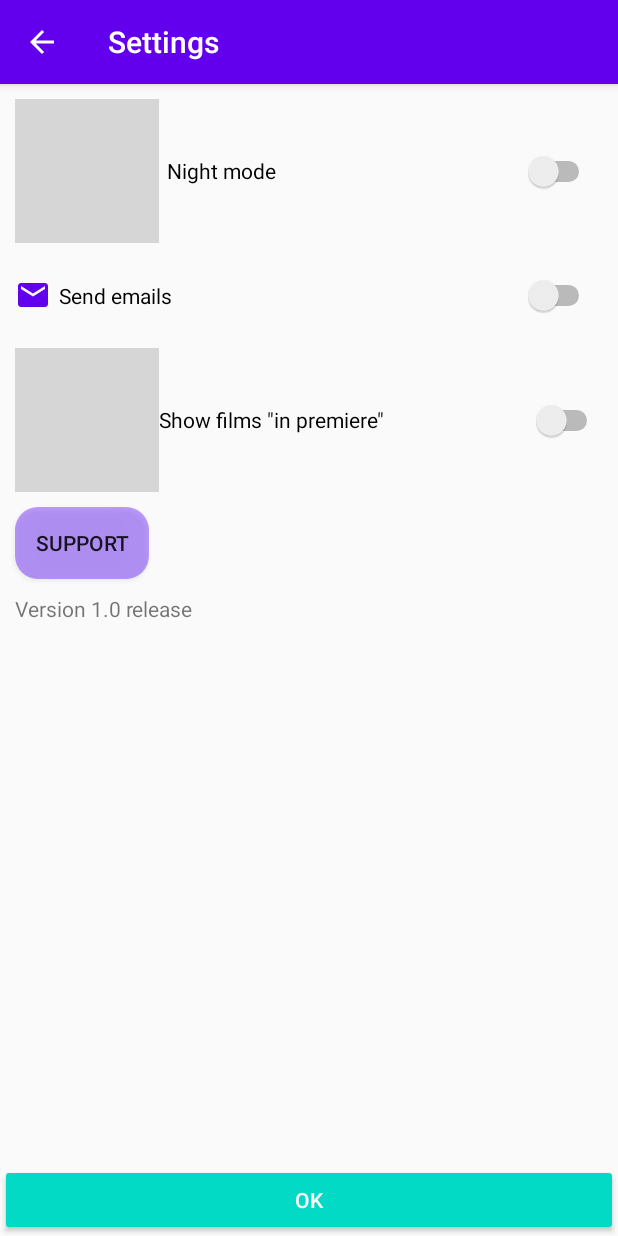
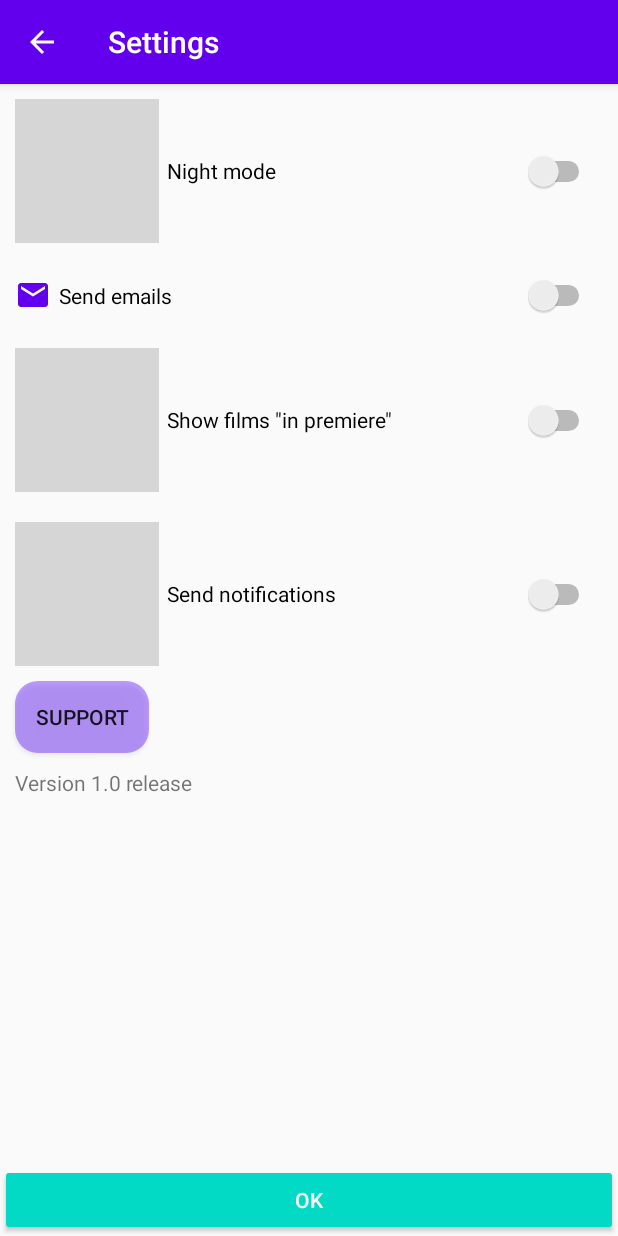
Before and after one commit to AndreyZalazaiev/Android_Cinema_Flex, an Android app: the Settings screen opened directly, with no data from a screen before it, on a phone screen of 412 x 824 dp. Run offline under Robolectric (Android 15) with nearby library versions, the phone set to English and light mode, and no system bars; libraries missing offline, so code that uses them is left out: lombok.val; 5 statements that could not run were skipped.

Commit message:
New setting! Send notifications

```diff
--- a/app/src/main/java/andrew/cinema/cinema/Activities/Order_Details.java
+++ b/app/src/main/java/andrew/cinema/cinema/Activities/Order_Details.java
@@ -75,6 +75,7 @@ public class Order_Details extends AppCompatActivity {
     private int bonusItemes = 0;
     private int width;
     private int height;
+    String notif;
     private boolean night = false;
     private int TEXT_COLOR = Color.BLACK;
     private Date formLaucnh;
@@ -219,6 +220,7 @@ public class Order_Details extends AppCompatActivity {
         sPref = getSharedPreferences("MyPref", MODE_PRIVATE);
         String mode = sPref.getString("DayNightMode", "true");
         sent = Integer.parseInt(sPref.getString("Sent", "1"));
+        notif = sPref.getString("Notifications", "true");
         if (mode.equals("true")) {
             setTheme(R.style.Theme_AppCompat);
             TEXT_COLOR = Color.WHITE;
@@ -234,6 +236,7 @@ public class Order_Details extends AppCompatActivity {
         filmName = getIntent().getStringExtra("filmName");
         baseprice = Double.parseDouble(getIntent().getStringExtra("baseprice"));
         idsession = Integer.parseInt(getIntent().getStringExtra("idsession"));
+
         date = getIntent().getStringExtra("date");
         type = getIntent().getStringExtra("type");
         Display display = getWindowManager().getDefaultDisplay();
@@ -282,6 +285,7 @@ public class Order_Details extends AppCompatActivity {
             if (resultCode == RESULT_OK) {
                 PaymentConfirmation confirmation = data.getParcelableExtra(PaymentActivity.EXTRA_RESULT_CONFIRMATION);
                 if (confirmation != null) {
+                    if(notif.equals("true"))
                     SendNotification("Pepega");
                     AddManyTickets(rowsStr, placesStr, Storage.CalculateBonuses(baseprice) * (prices.size() - bonusItemes),0);
 
@@ -314,7 +318,6 @@ public class Order_Details extends AppCompatActivity {
                     @Override
                     public void onResponse(Call<String> call, Response<String> response) {
                         Log.w("Tickets result:", "Works");
-                        int a = 3;
                     }
 
                     @Override
--- a/app/src/main/java/andrew/cinema/cinema/Menu/Settings.java
+++ b/app/src/main/java/andrew/cinema/cinema/Menu/Settings.java
@@ -27,6 +27,7 @@ public class Settings extends AppCompatActivity {
         String mode = sPref.getString("DayNightMode", "true");
         String emails = sPref.getString("Sent", "1");
         String soon = sPref.getString("Soon", "true");
+        String notif = sPref.getString("Notifications", "true");
         if(mode.equals("true")) {
             night=true;
             setTheme(R.style.Theme_AppCompat);
@@ -36,14 +37,15 @@ public class Settings extends AppCompatActivity {
         getSupportActionBar().setTitle("Settings");
         getSupportActionBar().setDisplayHomeAsUpEnabled(true);
 
-        switchState(mode, emails,soon);
+        switchState(mode, emails,soon,notif);
         ExtraParams();
         EmailsSetting();
         DayNightMode();
         Soon();
+        Notifications();
     }
 
-    private void switchState(String mode, String emails,String soon) {
+    private void switchState(String mode, String emails,String soon,String nottif) {
         if(mode.equals("true"))
         {
             Switch sw = findViewById(R.id.NightMode);
@@ -57,6 +59,11 @@ public class Settings extends AppCompatActivity {
         if(soon.equals("true"))
         {
             Switch sn = findViewById(R.id.Soon);
+            sn.setChecked(true);
+        }
+        if(nottif.equals("true"))
+        {
+            Switch sn = findViewById(R.id.Notify);
             sn.setChecked(true);
         }
     }
@@ -118,6 +125,23 @@ public class Settings extends AppCompatActivity {
             }
         });
     }
+    public void Notifications() {
+        final Switch notif = findViewById(R.id.Notify);
+        notif.setOnCheckedChangeListener(new CompoundButton.OnCheckedChangeListener() {
+            @Override
+            public void onCheckedChanged(CompoundButton buttonView, boolean isChecked) {
+                SharedPreferences prefs = getApplication().getSharedPreferences("MyPref", MODE_PRIVATE);
+                SharedPreferences.Editor editor = prefs.edit();
+
+                if(!notif.isChecked()) {
+                    editor.putString("Notifications", ""+isChecked);
+                } else {
+                    editor.remove("Notifications");
+                }
+                editor.commit();
+            }
+        });
+    }
     public void Soon() {
         final Switch sw = findViewById(R.id.Soon);
         sw.setOnCheckedChangeListener(new CompoundButton.OnCheckedChangeListener() {
--- a/app/src/main/res/layout/activity_settings.xml
+++ b/app/src/main/res/layout/activity_settings.xml
@@ -37,9 +37,19 @@
             android:id="@+id/Soon"
             android:layout_width="match_parent"
             android:layout_height="wrap_content"
-            android:layout_margin="10sp"
+            android:layout_margin="10dp"
             android:button="@drawable/ic_play_circle_filled_black_24dp"
+            android:padding="5dp"
             android:text='Show films "in premiere"' />
+
+        <Switch
+            android:id="@+id/Notify"
+            android:layout_width="match_parent"
+            android:layout_height="wrap_content"
+            android:layout_margin="10dp"
+            android:button="@drawable/ic_notifications_black_24dp"
+            android:padding="5dp"
+            android:text="Send notifications" />
 
         <Button
             android:id="@+id/Support"
```
